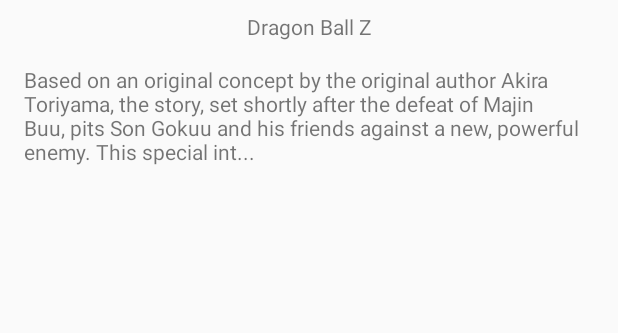
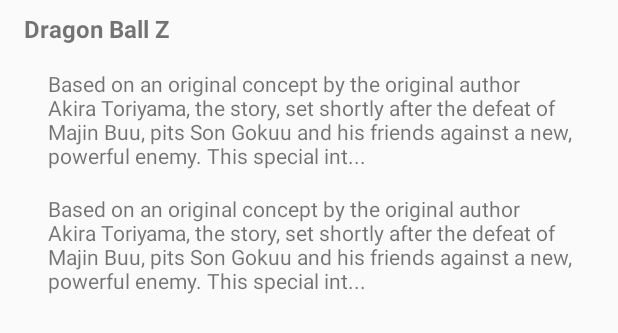
Before and after one commit to Billman64/Anime_Lookup, an Android app: the layout list_item.xml on its own in the app's theme, with its tools: preview values and no code run, on a phone screen of 412 x 824 dp. Shown: the top 333 px of the screen. Run offline under Robolectric (Android 15) with nearby library versions, the phone set to English and light mode, and no system bars.

Commit message:
Parsed data displays, but only for certain anime, such as Dragon Ball Z.

```diff
--- a/app/src/main/res/layout/activity_list.xml
+++ b/app/src/main/res/layout/activity_list.xml
@@ -6,8 +6,8 @@
 
     <androidx.recyclerview.widget.RecyclerView
         android:id="@+id/recyclerView"
-        android:layout_width="wrap_content"
-        android:layout_height="wrap_content"
+        android:layout_width="match_parent"
+        android:layout_height="match_parent"
         app:layout_constraintTop_toTopOf="parent"
         app:layout_constraintLeft_toLeftOf="parent"
         android:background="#eee"/>
--- a/app/src/main/res/layout/activity_main.xml
+++ b/app/src/main/res/layout/activity_main.xml
@@ -9,7 +9,7 @@
     tools:actionBarNavMode="list">
 
     <EditText
-        android:id="@+id/acronym"
+        android:id="@+id/anime"
         android:layout_width="wrap_content"
         android:layout_height="wrap_content"
         android:textAlignment="center"
@@ -27,7 +27,7 @@
         android:id="@+id/button"
         android:layout_width="wrap_content"
         android:layout_height="wrap_content"
-        app:layout_constraintTop_toBottomOf="@id/acronym"
+        app:layout_constraintTop_toBottomOf="@id/anime"
         app:layout_constraintLeft_toLeftOf="parent"
         app:layout_constraintRight_toRightOf="parent"
         android:text="@string/lookup" />
--- a/app/src/main/res/layout/list_item.xml
+++ b/app/src/main/res/layout/list_item.xml
@@ -1,37 +1,49 @@
 <?xml version="1.0" encoding="utf-8"?>
-<androidx.constraintlayout.widget.ConstraintLayout xmlns:android="http://schemas.android.com/apk/res/android"
+<LinearLayout android:id="@+id/itemLayout"
+    xmlns:android="http://schemas.android.com/apk/res/android"
+    android:layout_height="wrap_content"
     android:layout_width="match_parent"
-    android:layout_height="match_parent"
-    xmlns:app="http://schemas.android.com/apk/res-auto">
+    android:orientation="vertical">
 
     <TextView
         android:id="@+id/title"
-        android:layout_width="wrap_content"
+        android:layout_width="match_parent"
         android:layout_height="wrap_content"
-        app:layout_constraintTop_toTopOf="parent"
-        app:layout_constraintLeft_toLeftOf="parent"
-        app:layout_constraintRight_toRightOf="parent"
         xmlns:tools="http://schemas.android.com/tools"
         tools:text="Dragon Ball Z"
         android:padding="8dp"
         android:paddingStart="16dp"
         android:paddingEnd="16dp"
         android:paddingLeft="16dp"
-        android:paddingRight="16dp"/>
+        android:paddingRight="16dp"
+        android:textStyle="bold"
+        android:textSize="16sp"/>
 
     <TextView
         android:id="@+id/synopsis"
         android:layout_width="wrap_content"
         android:layout_height="wrap_content"
-        app:layout_constraintTop_toBottomOf="@id/title"
-        app:layout_constraintLeft_toLeftOf="parent"
-        app:layout_constraintRight_toRightOf="parent"
         xmlns:tools="http://schemas.android.com/tools"
         tools:text="Based on an original concept by the original author Akira Toriyama, the story, set shortly after the defeat of Majin Buu, pits Son Gokuu and his friends against a new, powerful enemy. This special int..."
         android:padding="8dp"
-        android:paddingStart="16dp"
+        android:paddingStart="32dp"
         android:paddingEnd="16dp"
-        android:paddingLeft="16dp"
+        android:paddingLeft="32dp"
         android:paddingRight="16dp"/>
 
-</androidx.constraintlayout.widget.ConstraintLayout>
+
+    <TextView
+        android:id="@+id/rated"
+        android:layout_width="wrap_content"
+        android:layout_height="wrap_content"
+        xmlns:tools="http://schemas.android.com/tools"
+        tools:text="Based on an original concept by the original author Akira Toriyama, the story, set shortly after the defeat of Majin Buu, pits Son Gokuu and his friends against a new, powerful enemy. This special int..."
+        android:padding="8dp"
+        android:paddingStart="32dp"
+        android:paddingEnd="16dp"
+        android:paddingLeft="32dp"
+        android:paddingRight="16dp"/>
+
+
+
+</LinearLayout>
```
Also changed, not shown: app/src/main/java/com/github/billman64/anime_lookup/Model/AnimeAdapter.kt (+8 -2 lines), app/src/main/java/com/github/billman64/anime_lookup/View/MainActivity.kt (+4 -4 lines), app/src/main/java/com/github/billman64/anime_lookup/View/listActivity.kt (+56 -6 lines).
